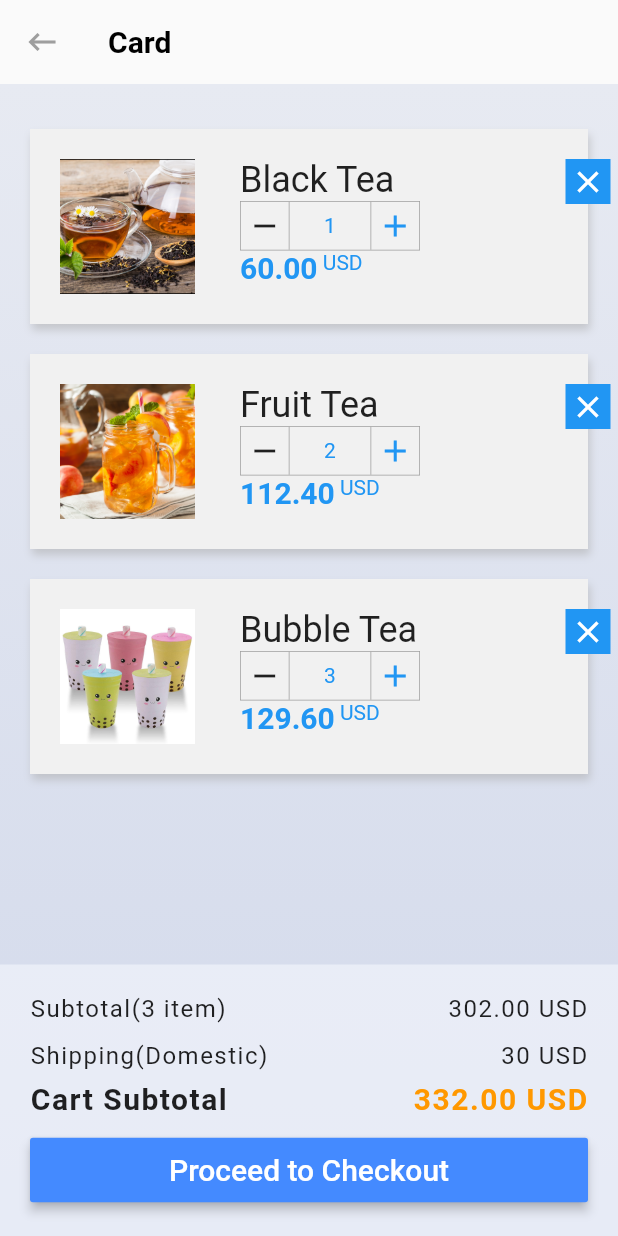
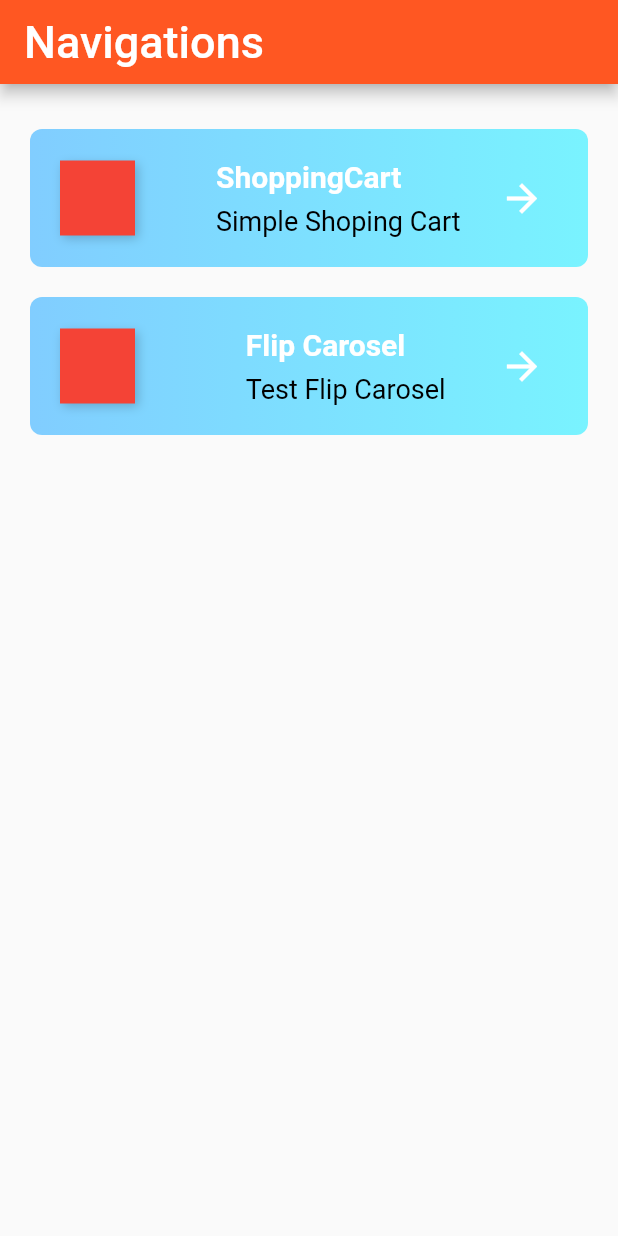
Before and after one commit to preston0769/Flutter-Practice, a Flutter app: the screen it shows after launch, on a phone screen of 412 x 824 dp. Run offline on Flutter 3.47's test engine with Material 2 defaults, Android fonts, the phone set to English and light mode, and no system bars; our stand-ins replace font_awesome_flutter; missing offline and left inert: fluttery.

Commit message:
Add navigation page and flip practice

```diff
--- a/Layouts/LayoutGallery/layout_gallery/lib/main.dart
+++ b/Layouts/LayoutGallery/layout_gallery/lib/main.dart
@@ -1,17 +1,19 @@
 import 'package:flutter/material.dart';
-import 'package:layout_gallery/shoppingcartLayout.dart';
+import 'package:flutter/services.dart';
+import 'package:layout_gallery/navigationPage.dart';
+import 'flip_carosel.dart';
 
-main() => runApp(
-  new MyApp()
-  );
+void main() {
+  SystemChrome.setSystemUIOverlayStyle(SystemUiOverlayStyle.light);
+  runApp(new MyApp());
+}
 
 class MyApp extends StatelessWidget {
   @override
   Widget build(BuildContext context) {
     return MaterialApp(
       theme: ThemeData(
-         brightness: Brightness.light
-      ),
+          brightness: Brightness.light, primarySwatch: Colors.deepOrange),
       home: MyHomePage(),
     );
   }
@@ -25,8 +27,7 @@ class MyHomePage extends StatefulWidget {
 class _MyHomePageState extends State<MyHomePage> {
   @override
   Widget build(BuildContext context) {
-    return Scaffold(
-      body: ShoppingCartLayout(),
-    );
+    return NavigationPage();
+    // return FlipCaroselLayout();
   }
 }
--- /dev/null
+++ b/Layouts/LayoutGallery/layout_gallery/lib/navigationPage.dart
@@ -0,0 +1,148 @@
+import 'dart:math';
+
+import 'package:flutter/material.dart';
+import 'package:layout_gallery/flip_carosel.dart';
+import 'package:layout_gallery/shoppingcartLayout.dart';
+
+List<NavigationItem> screens = [
+  new NavigationItem(
+      sreen: ShoppingCartLayout(),
+      title: "ShoppingCart",
+      subTitle: "Simple Shoping Cart"),
+
+  new NavigationItem(
+      sreen: FlipCaroselLayout(),
+      title: "Flip Carosel",
+      subTitle: "Test Flip Carosel")
+];
+
+List colors = [
+  Colors.red,
+  Colors.blue,
+  Colors.deepOrangeAccent,
+  Colors.green,
+  Colors.orange
+];
+
+class NavigationPage extends StatefulWidget {
+  @override
+  _NavigationPageState createState() => _NavigationPageState();
+}
+
+class _NavigationPageState extends State<NavigationPage>
+    with SingleTickerProviderStateMixin {
+  AnimationController _controller;
+
+  Color _randomColor() {
+    Random random = new Random();
+    return colors[random.nextInt(colors.length)];
+  }
+
+  Widget _buildItem(BuildContext context, NavigationItem item) {
+    return Padding(
+      padding: EdgeInsets.only(top: 10.0, bottom: 10.0),
+      child: InkWell(
+        onTap: () {
+          Navigator.push(
+              context, MaterialPageRoute(builder: (context) => item.sreen));
+        },
+        child: Container(
+          decoration: ShapeDecoration(
+              gradient: LinearGradient(
+                  colors: [Color(0xff81CDFF),Color(0xFF79F3FF),]),
+              shape: RoundedRectangleBorder(
+                  borderRadius: BorderRadius.all(Radius.circular(8.0)))),
+          padding: EdgeInsets.all(20.0),
+          child: Row(
+            mainAxisAlignment: MainAxisAlignment.spaceBetween,
+            children: <Widget>[
+              Container(
+                decoration: BoxDecoration(
+                    color: _randomColor(),
+                    boxShadow: <BoxShadow>[
+                      BoxShadow(
+                          color: Color(0x33000000),
+                          blurRadius: 5.0,
+                          offset: Offset(2.0, 2.0))
+                    ]),
+                height: 50.0,
+                width: 50.0,
+              ),
+              SizedBox(
+                width: 20.0,
+              ),
+              Column(
+                crossAxisAlignment: CrossAxisAlignment.start,
+                children: <Widget>[
+                  Padding(
+                    padding: const EdgeInsets.only(bottom: 8.0),
+                    child: Text(item.title,
+                        style: TextStyle(
+                            fontWeight: FontWeight.bold,
+                            fontSize: 20.0,
+                            color: Colors.white)),
+                  ),
+                  Text(item.subTitle,
+                      style: TextStyle(fontSize: 18.0, color: Colors.black)),
+                ],
+              ),
+              IconButton(
+                  icon: Icon(
+                Icons.arrow_forward,
+                color: Colors.white,
+                size: 30.0,
+              ))
+            ],
+          ),
+        ),
+      ),
+    );
+  }
+
+  @override
+  void initState() {
+    super.initState();
+    _controller = AnimationController(vsync: this);
+  }
+
+  @override
+  void dispose() {
+    super.dispose();
+    _controller.dispose();
+  }
+
+  @override
+  Widget build(BuildContext context) {
+    return Scaffold(
+      appBar: AppBar(
+        title:Text("Navigations",style: TextStyle( fontSize: 30.0),)
+
+      ),
+      body: SafeArea(
+        child: Container(
+          padding: EdgeInsets.all(20.0),
+          child: SingleChildScrollView(
+            child: Column(
+              children: <Widget>[
+                _buildItem(context, screens.first),
+                _buildItem(context, screens.elementAt(1))
+                ],
+            ),
+          ),
+        ),
+      ),
+    );
+  }
+}
+
+class NavigationItem {
+  String title;
+  String subTitle;
+  String assetImage;
+  Widget sreen;
+  NavigationItem(
+      {@required this.title,
+      @required this.subTitle,
+      this.assetImage = "",
+      @required this.sreen});
+}
--- a/Layouts/LayoutGallery/layout_gallery/lib/shoppingcartLayout.dart
+++ b/Layouts/LayoutGallery/layout_gallery/lib/shoppingcartLayout.dart
@@ -41,7 +41,9 @@ class ShoppingCartLayout extends StatelessWidget {
         backgroundColor: Colors.transparent,
         leading: IconButton(
           icon: Icon(Icons.keyboard_backspace),
-          onPressed: () {},
+          onPressed: () {
+            Navigator.pop(context);
+          },
           color: Colors.grey,
         ),
         title: new Text(
--- a/Layouts/LayoutGallery/layout_gallery/pubspec.yaml
+++ b/Layouts/LayoutGallery/layout_gallery/pubspec.yaml
@@ -43,6 +43,10 @@ flutter:
    - assets/shoppingcart/fruittea.jpg
    - assets/shoppingcart/bubbletea.jpg
 
+   - assets/flip_carosel/object1.jpg
+   - assets/flip_carosel/object2.jpg
+   - assets/flip_carosel/object3.jpg
+
   # An image asset can refer to one or more resolution-specific "variants", see
   # https://flutter.io/assets-and-images/#resolution-aware.
 
```
Also changed, not shown: Layouts/LayoutGallery/layout_gallery/lib/flip_carosel.dart (added, +307 -0 lines), Layouts/LayoutGallery/layout_gallery/assets/flip_carosel/object1.jpg (added), Layouts/LayoutGallery/layout_gallery/assets/flip_carosel/object2.jpg (added), Layouts/LayoutGallery/layout_gallery/assets/flip_carosel/object3.jpg (added).
